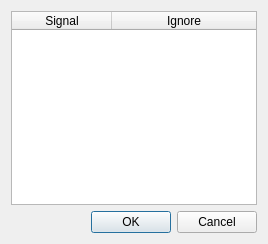
First picture: the form in GUI/HandleSignalsDialog.ui, repository korcankaraokcu/PINCE, before the edit.
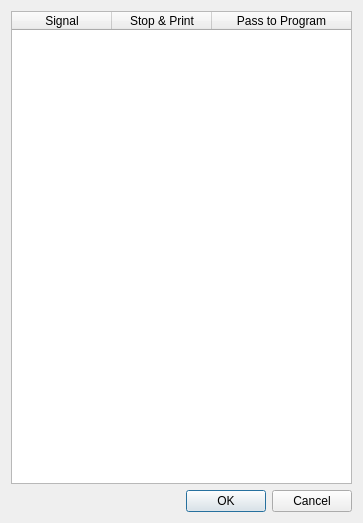
Second picture: the form after the edit.

Commit message: Handle all signals

The edit to the form file:
```diff
--- a/GUI/HandleSignalsDialog.ui
+++ b/GUI/HandleSignalsDialog.ui
@@ -6,8 +6,8 @@
    <rect>
     <x>0</x>
     <y>0</y>
-    <width>268</width>
-    <height>244</height>
+    <width>363</width>
+    <height>523</height>
    </rect>
   </property>
   <property name="windowTitle">
@@ -44,7 +44,12 @@
      </column>
      <column>
       <property name="text">
-       <string>Ignore</string>
+       <string>Stop &amp; Print</string>
+      </property>
+     </column>
+     <column>
+      <property name="text">
+       <string>Pass to Program</string>
       </property>
      </column>
     </widget>
```
The commit also changes 6 other files.
